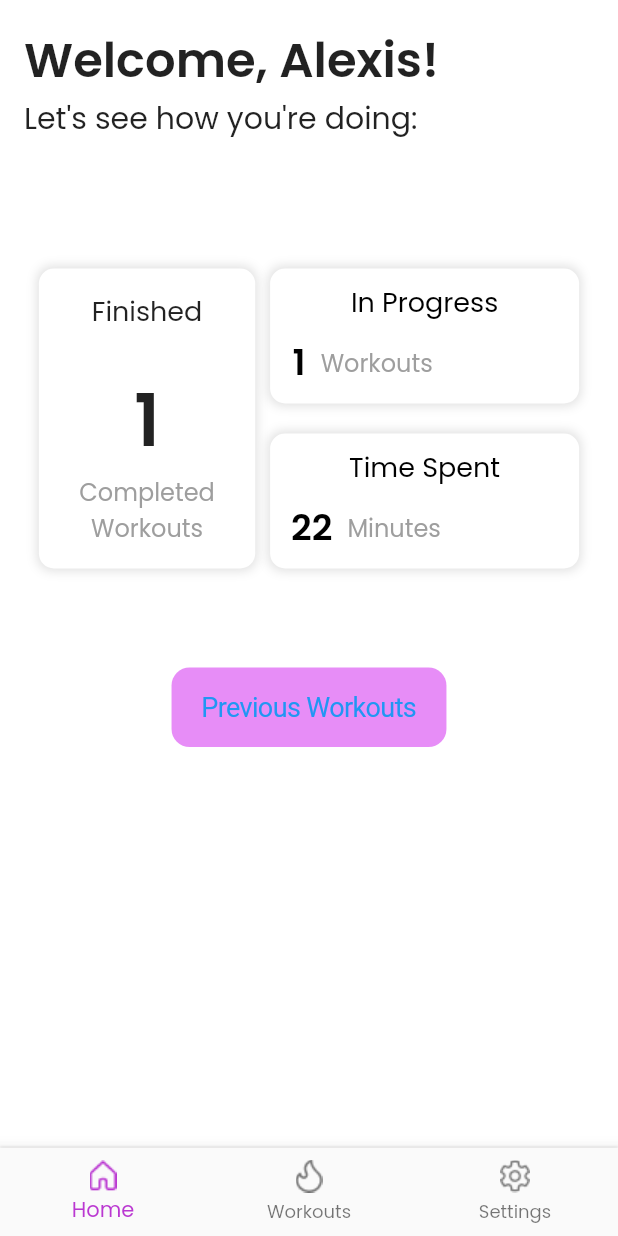
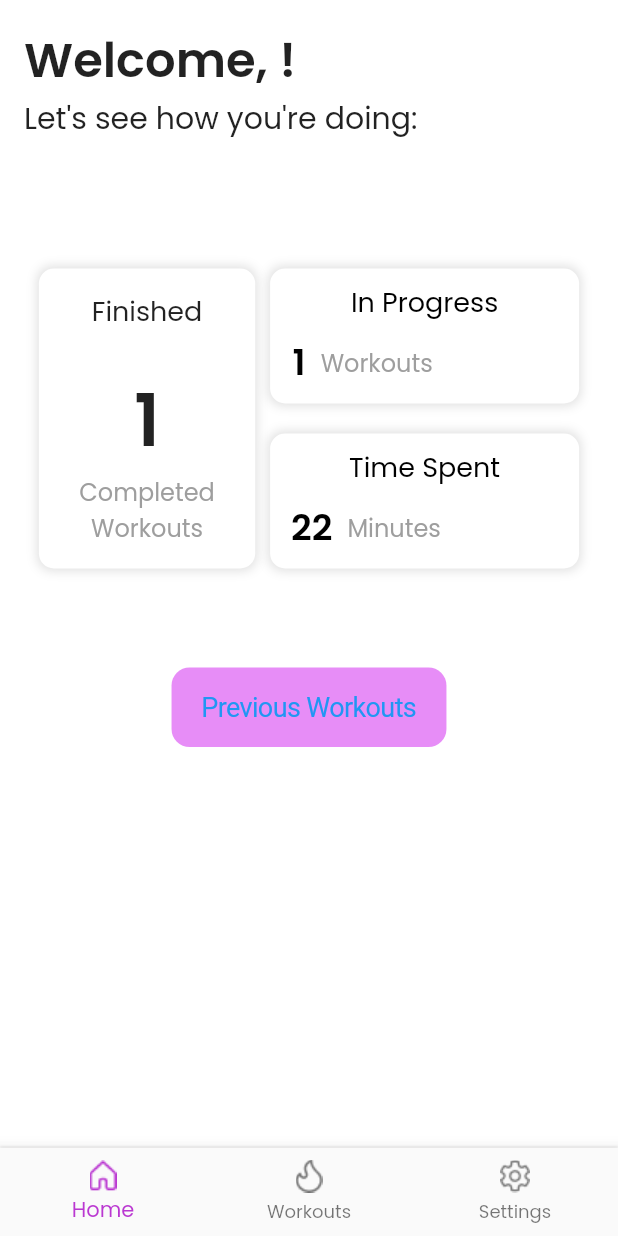
Before and after one commit to alexisbl14/fitness_tracker_app, a Flutter app: the screen it shows once a user with an empty profile is signed in, on a phone screen of 412 x 824 dp. Run offline on Flutter 3.47's test engine with Material 2 defaults, Android fonts, the phone set to English and light mode, and no system bars; our stand-ins replace firebase_auth, firebase_core, google_sign_in; missing offline and left inert: dart:ffi; accounts and stored records are empty.

Commit message:
fixed some ui layouts

```diff
--- a/lib/screens/home/home_page.dart
+++ b/lib/screens/home/home_page.dart
@@ -45,7 +45,7 @@ class _HomePageState extends State<HomePage> {
               // ignore: prefer_const_literals_to_create_immutables
               children: [
                 Text(
-                  "Welcome, Alexis!",
+                  "Welcome, ${_user?.displayName}!",
                   style: TextStyle(
                     fontSize: 32,
                     fontWeight: FontWeight.w600,
--- a/lib/screens/workouts/workouts_page.dart
+++ b/lib/screens/workouts/workouts_page.dart
@@ -95,8 +95,10 @@ class _WorkoutsPageState extends State<WorkoutsPage> {
                     Padding(
                       padding: const EdgeInsets.all(8.0),
                       child: Row(
-                          mainAxisAlignment: MainAxisAlignment.end,
+                          mainAxisAlignment: MainAxisAlignment.spaceBetween,
                           children: [
+                            SizedBox(
+                                width: MediaQuery.of(context).size.width * .1),
                             CupertinoButton(
                               color: const Color.fromARGB(255, 231, 141, 247),
                               child: const Text("Finish Workout"),
```
